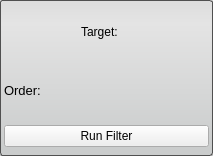
Above: src/Interface/ToolInterface/OtsuThresholdFilterInterface.ui from SCIInstitute/Seg3D before the change. Below: the same form after it.
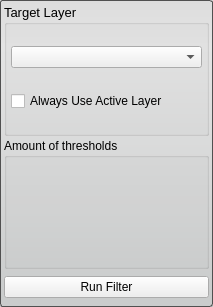
That is the form after the change.

Commit message: adding the first nrrd based filter and cleaning up the UIs of various filters

```diff
--- a/src/Interface/ToolInterface/OtsuThresholdFilterInterface.ui
+++ b/src/Interface/ToolInterface/OtsuThresholdFilterInterface.ui
@@ -7,7 +7,7 @@
     <x>0</x>
     <y>0</y>
     <width>213</width>
-    <height>156</height>
+    <height>307</height>
    </rect>
   </property>
   <property name="sizePolicy">
@@ -52,49 +52,54 @@
     <number>4</number>
    </property>
    <item>
-    <layout class="QHBoxLayout" name="activeHLayout" stretch="1">
-     <property name="spacing">
-      <number>0</number>
-     </property>
+    <layout class="QHBoxLayout" name="horizontalLayout_6">
      <item>
-      <widget class="QLabel" name="activeLabel">
-       <property name="sizePolicy">
-        <sizepolicy hsizetype="Fixed" vsizetype="Preferred">
-         <horstretch>0</horstretch>
-         <verstretch>0</verstretch>
-        </sizepolicy>
-       </property>
-       <property name="minimumSize">
-        <size>
-         <width>50</width>
-         <height>0</height>
-        </size>
-       </property>
-       <property name="text">
-        <string>Target:</string>
-       </property>
-      </widget>
-     </item>
-    </layout>
-   </item>
-   <item>
-    <layout class="QHBoxLayout" name="orderHLayout_top">
-     <item>
-      <widget class="QLabel" name="orderLabel">
+      <widget class="QGroupBox" name="target_groupbox_">
        <property name="font">
         <font>
          <pointsize>10</pointsize>
         </font>
        </property>
-       <property name="text">
-        <string>Order:</string>
+       <property name="title">
+        <string>Target Layer</string>
        </property>
+       <layout class="QVBoxLayout" name="verticalLayout_4">
+        <property name="margin">
+         <number>4</number>
+        </property>
+        <item>
+         <widget class="QComboBox" name="target_layer_"/>
+        </item>
+        <item>
+         <widget class="QCheckBox" name="use_active_layer_">
+          <property name="text">
+           <string>Always Use Active Layer</string>
+          </property>
+         </widget>
+        </item>
+       </layout>
       </widget>
      </item>
     </layout>
    </item>
    <item>
-    <layout class="QHBoxLayout" name="orderHLayout_bottom"/>
+    <layout class="QHBoxLayout" name="amountHLayout_top">
+     <item>
+      <widget class="QGroupBox" name="groupBox">
+       <property name="title">
+        <string>Amount of thresholds</string>
+       </property>
+       <layout class="QHBoxLayout" name="horizontalLayout_2">
+        <property name="margin">
+         <number>4</number>
+        </property>
+        <item>
+         <layout class="QHBoxLayout" name="amountHLayout_bottom"/>
+        </item>
+       </layout>
+      </widget>
+     </item>
+    </layout>
    </item>
    <item>
     <widget class="QWidget" name="widget" native="true">
```
Left out of the diff: 3 changed lines with no effect on the pictures. The commit also changes 34 other files.
